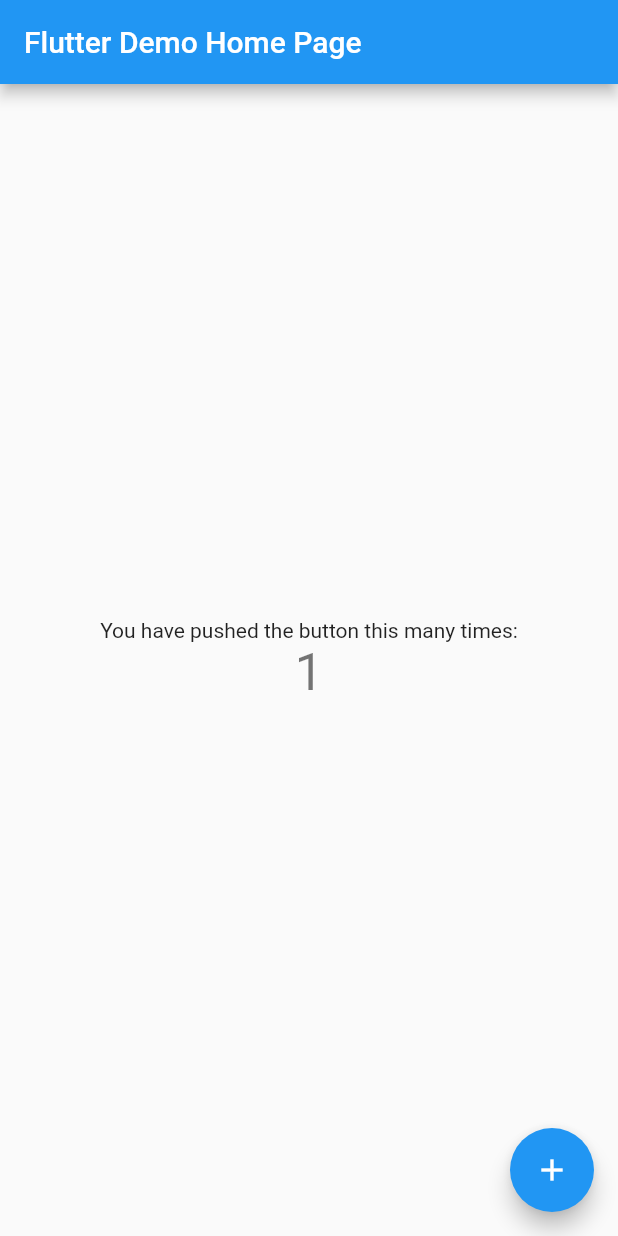
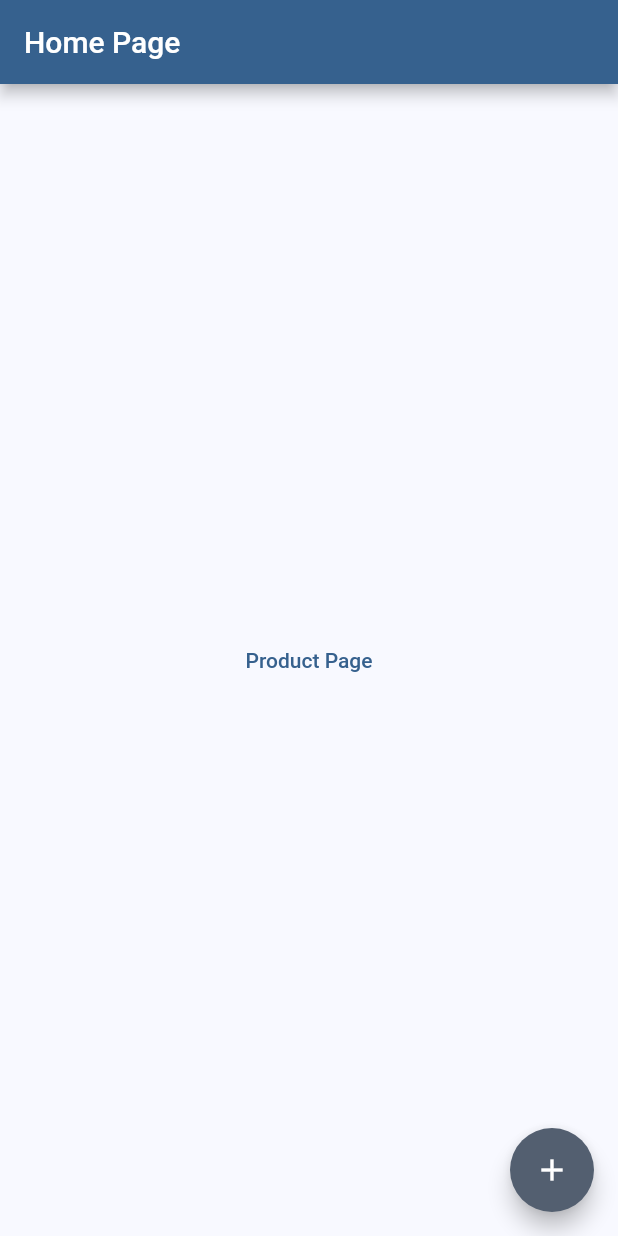
Before and after one commit to shubham16g/building_material_user, a Flutter app: the screen it shows after launch, after a tap on the "add" icon, on a phone screen of 412 x 824 dp. Run offline on Flutter 3.47's test engine with Material 2 defaults, Android fonts, the phone set to English and light mode, and no system bars.

Commit message:
Routes Done

```diff
--- a/lib/main.dart
+++ b/lib/main.dart
@@ -1,3 +1,5 @@
+import 'package:building_material_user/routes/routes.dart';
+import 'package:building_material_user/ui/home_page.dart';
 import 'package:flutter/material.dart';
 
 void main() {
@@ -11,105 +13,14 @@ class MyApp extends StatelessWidget {
   @override
   Widget build(BuildContext context) {
     return MaterialApp(
-      title: 'Flutter Demo',
+      title: 'Building Material App',
+      onGenerateRoute: RouteGenerator.build,
       theme: ThemeData(
-        // This is the theme of your application.
-        //
-        // Try running your application with "flutter run". You'll see the
-        // application has a blue toolbar. Then, without quitting the app, try
-        // changing the primarySwatch below to Colors.green and then invoke
-        // "hot reload" (press "r" in the console where you ran "flutter run",
-        // or simply save your changes to "hot reload" in a Flutter IDE).
-        // Notice that the counter didn't reset back to zero; the application
-        // is not restarted.
-        primarySwatch: Colors.blue,
+        splashFactory: InkRipple.splashFactory,
+        colorSchemeSeed: Colors.blue,
       ),
-      home: const MyHomePage(title: 'Flutter Demo Home Page'),
+      initialRoute: "/",
     );
   }
+
 }
-
-class MyHomePage extends StatefulWidget {
-  const MyHomePage({Key? key, required this.title}) : super(key: key);
-
-  // This widget is the home page of your application. It is stateful, meaning
-  // that it has a State object (defined below) that contains fields that affect
-  // how it looks.
-
-  // This class is the configuration for the state. It holds the values (in this
-  // case the title) provided by the parent (in this case the App widget) and
-  // used by the build method of the State. Fields in a Widget subclass are
-  // always marked "final".
-
-  final String title;
-
-  @override
-  State<MyHomePage> createState() => _MyHomePageState();
-}
-
-class _MyHomePageState extends State<MyHomePage> {
-  int _counter = 0;
-
-  void _incrementCounter() {
-    setState(() {
-      // This call to setState tells the Flutter framework that something has
-      // changed in this State, which causes it to rerun the build method below
-      // so that the display can reflect the updated values. If we changed
-      // _counter without calling setState(), then the build method would not be
-      // called again, and so nothing would appear to happen.
-      _counter++;
-    });
-  }
-
-  @override
-  Widget build(BuildContext context) {
-    // This method is rerun every time setState is called, for instance as done
-    // by the _incrementCounter method above.
-    //
-    // The Flutter framework has been optimized to make rerunning build methods
-    // fast, so that you can just rebuild anything that needs updating rather
-    // than having to individually change instances of widgets.
-    return Scaffold(
-      appBar: AppBar(
-        // Here we take the value from the MyHomePage object that was created by
-        // the App.build method, and use it to set our appbar title.
-        title: Text(widget.title),
-      ),
-      body: Center(
-        // Center is a layout widget. It takes a single child and positions it
-        // in the middle of the parent.
-        child: Column(
-          // Column is also a layout widget. It takes a list of children and
-          // arranges them vertically. By default, it sizes itself to fit its
-          // children horizontally, and tries to be as tall as its parent.
-          //
-          // Invoke "debug painting" (press "p" in the console, choose the
-          // "Toggle Debug Paint" action from the Flutter Inspector in Android
-          // Studio, or the "Toggle Debug Paint" command in Visual Studio Code)
-          // to see the wireframe for each widget.
-          //
-          // Column has various properties to control how it sizes itself and
-          // how it positions its children. Here we use mainAxisAlignment to
-          // center the children vertically; the main axis here is the vertical
-          // axis because Columns are vertical (the cross axis would be
-          // horizontal).
-          mainAxisAlignment: MainAxisAlignment.center,
-          children: <Widget>[
-            const Text(
-              'You have pushed the button this many times:',
-            ),
-            Text(
-              '$_counter',
-              style: Theme.of(context).textTheme.headline4,
-            ),
-          ],
-        ),
-      ),
-      floatingActionButton: FloatingActionButton(
-        onPressed: _incrementCounter,
-        tooltip: 'Increment',
-        child: const Icon(Icons.add),
-      ), // This trailing comma makes auto-formatting nicer for build methods.
-    );
-  }
-}
--- /dev/null
+++ b/lib/routes/routes.dart
@@ -0,0 +1,29 @@
+
+import 'package:building_material_user/ui/home_page.dart';
+import 'package:flutter/material.dart';
+
+class Routes {
+  static const homePage = '/';
+  static const productsPage = '/products';
+}
+
+class RouteGenerator {
+
+  static Widget _getPage(String? name, Object? arguments) {
+    switch (name) {
+      case Routes.homePage:
+        return const HomePage();
+      case Routes.productsPage:
+        return const ProductsPage();
+      default:
+        return const HomePage();
+    }
+  }
+
+  static Route<dynamic>? build(RouteSettings? settings) {
+    if (settings == null) return null;
+    Widget page = _getPage(settings.name, settings.arguments);
+    return MaterialPageRoute(
+        builder: (buildContext) => page, settings: settings);
+  }
+}
--- /dev/null
+++ b/lib/ui/home_page.dart
@@ -0,0 +1,45 @@
+import 'package:building_material_user/routes/routes.dart';
+import 'package:flutter/material.dart';
+
+class HomePage extends StatelessWidget {
+  const HomePage({Key? key}) : super(key: key);
+
+  @override
+  Widget build(BuildContext context) {
+    return Scaffold(
+      appBar: AppBar(
+        title: Text('Home Page'),
+      ),
+      body: Center(
+        child: TextButton(child: Text('Product Page'), onPressed: (){
+          Navigator.pushNamed(context, Routes.productsPage);
+        },),
+      ),
+      floatingActionButton: FloatingActionButton(
+        child: Icon(Icons.add),
+        onPressed: (){
+
+        },
+      ),
+    );
+  }
+}
+
+
+class ProductsPage extends StatelessWidget {
+  const ProductsPage({Key? key}) : super(key: key);
+
+  @override
+  Widget build(BuildContext context) {
+    return Scaffold(
+      appBar: AppBar(
+        title: Text('Product Page'),
+      ),
+      body: Center(
+        child: TextButton(child: Text('Go Back'), onPressed: (){
+          Navigator.pop(context);
+        },),
+      ),
+    );
+  }
+}
```
